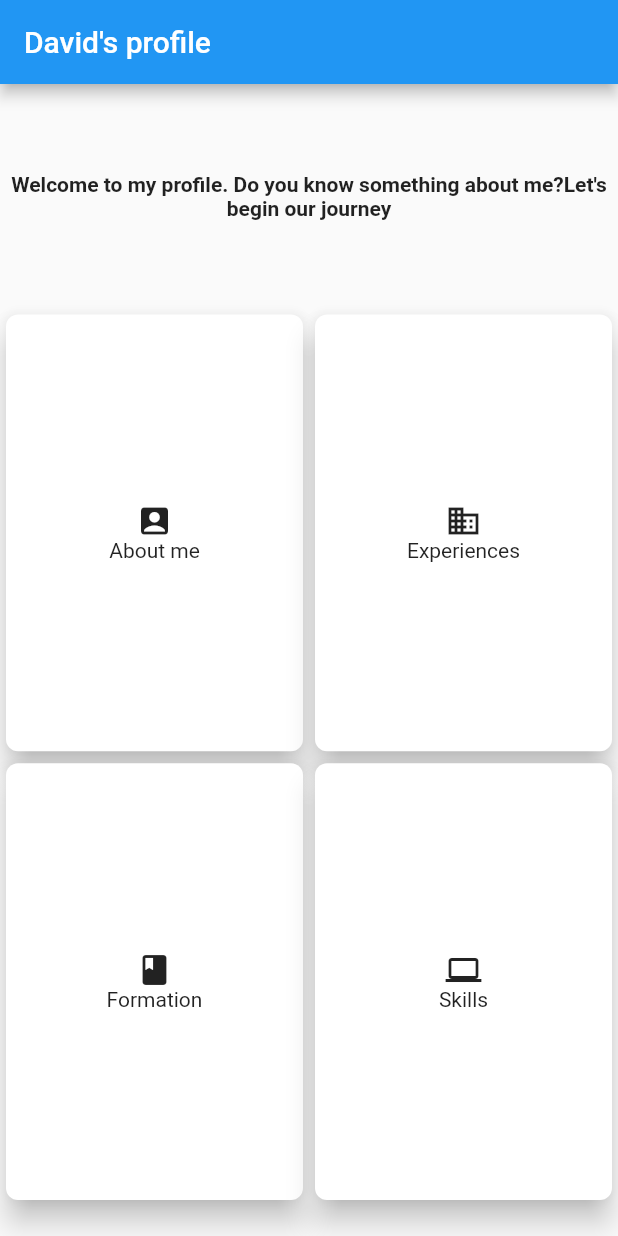
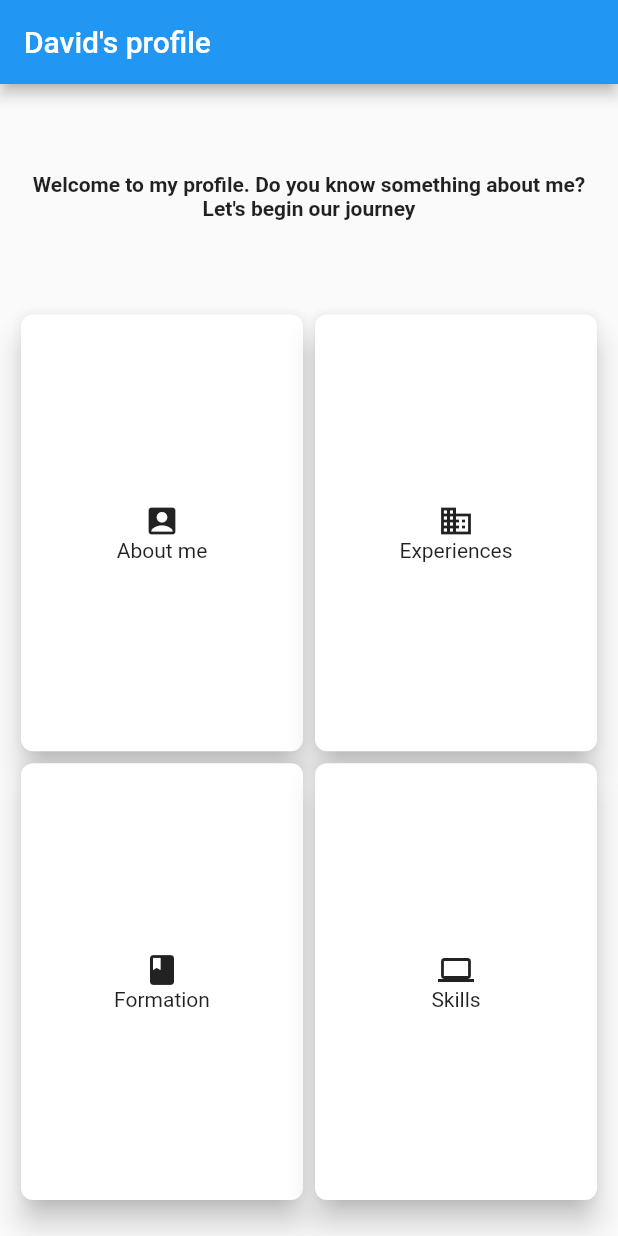
Before and after one commit to cminhtruong/resume, a Flutter app: the screen it shows after launch, on a phone screen of 412 x 824 dp. Run offline on Flutter 3.47's test engine with Material 2 defaults, Android fonts, the phone set to English and light mode, and no system bars.

Commit message:
Simplify the code

```diff
--- a/lib/main.dart
+++ b/lib/main.dart
@@ -51,7 +51,7 @@ class _MyHomePageState extends State<MyHomePage> {
         title: Text(widget.title),
       ),
       body: Container(
-        margin: const EdgeInsets.only(bottom: 20.0),
+        margin: const EdgeInsets.only(bottom: 20.0, left: 10.0, right: 10.0),
         child: Column(
           children: [
             Expanded(
@@ -69,46 +69,8 @@ class _MyHomePageState extends State<MyHomePage> {
               child: Row(
                 mainAxisSize: MainAxisSize.min,
                 children: [
-                  Expanded(
-                    flex: 2,
-                    child: SizedBox(
-                      child: Card(
-                        elevation: 8,
-                        shape: RoundedRectangleBorder(
-                          borderRadius: BorderRadius.circular(8.0),
-                        ),
-                        child: Column(
-                            crossAxisAlignment: CrossAxisAlignment.center,
-                            mainAxisAlignment: MainAxisAlignment.center,
-                            children: [
-                              Icon(
-                                Icons.account_box,
-                              ),
-                              Text('About me')
-                            ]),
-                      ),
-                    ),
-                  ),
-                  Expanded(
-                    flex: 2,
-                    child: SizedBox(
-                      child: Card(
-                        elevation: 8,
-                        shape: RoundedRectangleBorder(
-                          borderRadius: BorderRadius.circular(8.0),
-                        ),
-                        child: Column(
-                            crossAxisAlignment: CrossAxisAlignment.center,
-                            mainAxisAlignment: MainAxisAlignment.center,
-                            children: [
-                              Icon(
-                                Icons.business,
-                              ),
-                              Text('Experiences')
-                            ]),
-                      ),
-                    ),
-                  ),
+                  _buildCardItem(Icons.account_box, "About me"),
+                  _buildCardItem(Icons.business, "Experiences"),
                 ],
               ),
             ),
@@ -117,46 +79,8 @@ class _MyHomePageState extends State<MyHomePage> {
                 child: Row(
                   mainAxisSize: MainAxisSize.min,
                   children: [
-                    Expanded(
-                      flex: 2,
-                      child: SizedBox(
-                        child: Card(
-                          elevation: 8,
-                          shape: RoundedRectangleBorder(
-                            borderRadius: BorderRadius.circular(8.0),
-                          ),
-                          child: Column(
-                              crossAxisAlignment: CrossAxisAlignment.center,
-                              mainAxisAlignment: MainAxisAlignment.center,
-                              children: [
-                                Icon(
-                                  Icons.book,
-                                ),
-                                Text('Formation')
-                              ]),
-                        ),
-                      ),
-                    ),
-                    Expanded(
-                      flex: 2,
-                      child: SizedBox(
-                        child: Card(
-                          elevation: 8,
-                          shape: RoundedRectangleBorder(
-                            borderRadius: BorderRadius.circular(8.0),
-                          ),
-                          child: Column(
-                              crossAxisAlignment: CrossAxisAlignment.center,
-                              mainAxisAlignment: MainAxisAlignment.center,
-                              children: [
-                                Icon(
-                                  Icons.computer,
-                                ),
-                                Text('Skills')
-                              ]),
-                        ),
-                      ),
-                    ),
+                    _buildCardItem(Icons.book, "Formation"),
+                    _buildCardItem(Icons.computer, "Skills"),
                   ],
                 ))
           ],
@@ -164,4 +88,27 @@ class _MyHomePageState extends State<MyHomePage> {
       ),
     );
   }
+
+  Expanded _buildCardItem(IconData icon, String title) {
+    return Expanded(
+      flex: 2,
+      child: SizedBox(
+        child: Card(
+          elevation: 8,
+          shape: RoundedRectangleBorder(
+            borderRadius: BorderRadius.circular(8.0),
+          ),
+          child: Column(
+              crossAxisAlignment: CrossAxisAlignment.center,
+              mainAxisAlignment: MainAxisAlignment.center,
+              children: [
+                Icon(
+                  icon,
+                ),
+                Text(title)
+              ]),
+        ),
+      ),
+    );
+  }
 }
```
